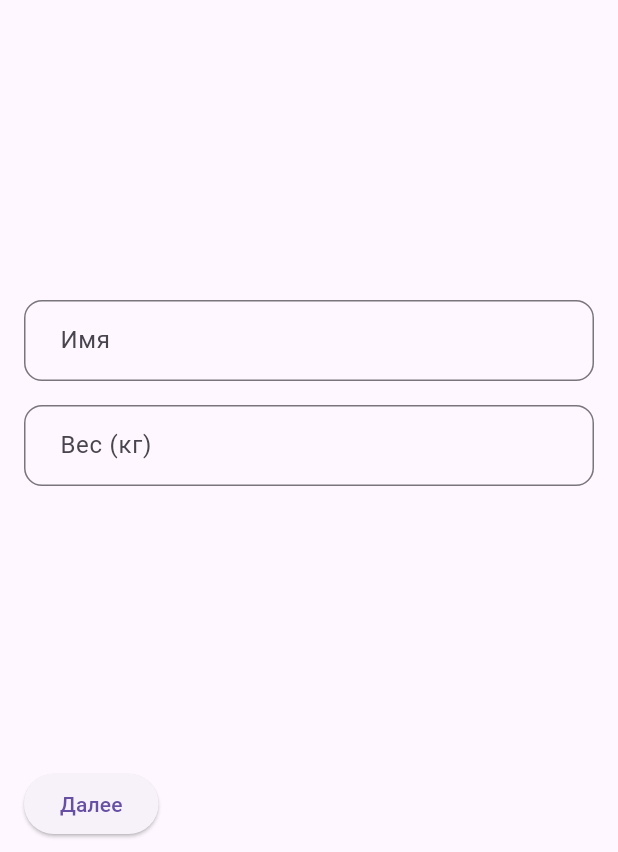
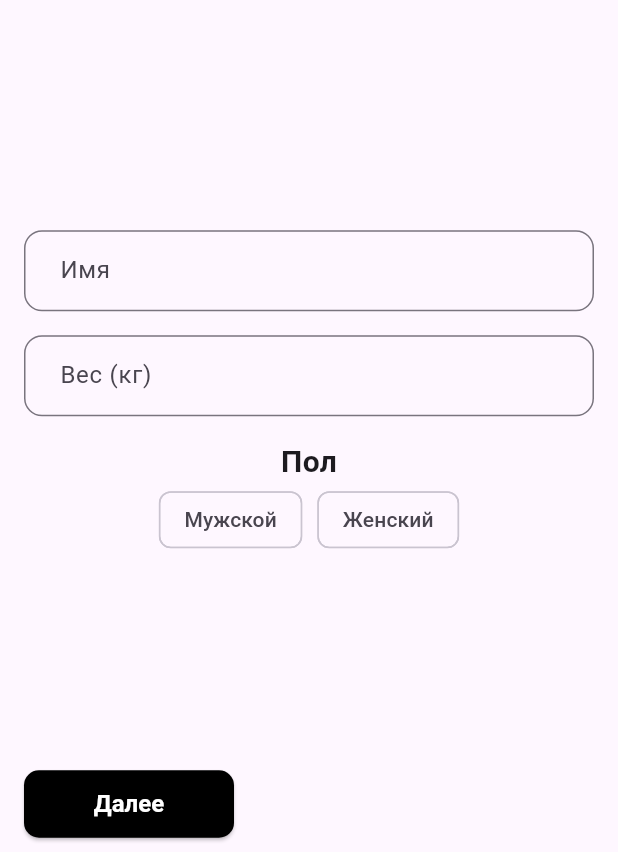
Before and after one commit to lon2graf/OnlyTestosteroneApp, a Flutter app: the RegistrationScreen screen opened by its route, swiped to page 2, on a phone screen of 412 x 824 dp, the part 384-1236 px from its top. Run offline on Flutter 3.47's test engine with Material 3 defaults, Android fonts, the phone set to English and light mode, and no system bars; our stand-ins replace flutter_dotenv, flutter_svg, go_router, supabase_flutter; accounts and stored records are empty.

Commit message:
Мелкие изменения в экране регистрации, добавил метод для определения уровня подготовки пользователя

```diff
--- a/lib/screens/register_screen.dart
+++ b/lib/screens/register_screen.dart
@@ -21,6 +21,7 @@ class _RegistrationScreenState extends State<RegistrationScreen> {
   final _weightController = TextEditingController();
 
   String? _selectedLevel;
+  String? _selectedGender;
 
   @override
   void dispose() {
@@ -108,6 +109,36 @@ class _RegistrationScreenState extends State<RegistrationScreen> {
             controller: _weightController,
             keyboardType: TextInputType.number,
           ),
+          const SizedBox(height: 16),
+          const Text(
+            'Пол',
+            style: TextStyle(fontSize: 20, fontWeight: FontWeight.bold),
+          ),
+          // Выбор пола
+          Row(
+            mainAxisAlignment: MainAxisAlignment.center,
+            children: [
+              ChoiceChip(
+                label: const Text('Мужской'),
+                selected: _selectedGender == 'Мужской',
+                onSelected: (selected) {
+                  setState(() {
+                    _selectedGender = 'Мужской';
+                  });
+                },
+              ),
+              const SizedBox(width: 10),
+              ChoiceChip(
+                label: const Text('Женский'),
+                selected: _selectedGender == 'Женский',
+                onSelected: (selected) {
+                  setState(() {
+                    _selectedGender = 'Женский';
+                  });
+                },
+              ),
+            ],
+          ),
         ],
       ),
     );
@@ -151,22 +182,36 @@ class _RegistrationScreenState extends State<RegistrationScreen> {
             ElevatedButton(
               onPressed: () {
                 _pageController.previousPage(
-                    duration: const Duration(milliseconds: 300),
-                    curve: Curves.ease);
+                  duration: const Duration(milliseconds: 300),
+                  curve: Curves.ease,
+                );
                 setState(() {
                   _currentStep--;
                 });
               },
+              style: ElevatedButton.styleFrom(
+                minimumSize: const Size(140, 45), // Умеренный размер кнопки
+                backgroundColor: Colors.black, // Чёрный фон
+                foregroundColor: Colors.white, // Белый текст
+                textStyle: const TextStyle(
+                  fontSize: 16, // Чуть меньше размер текста
+                  fontWeight: FontWeight.w600,
+                ),
+                shape: RoundedRectangleBorder(
+                  borderRadius: BorderRadius.circular(10), // Скругление углов
+                ),
+              ),
               child: const Text("Назад"),
             ),
           ElevatedButton(
-            onPressed : () async {
+            onPressed: () async {
               bool isValidStep = await _validateStep();
               if (isValidStep) {
                 if (_currentStep < 2) {
                   _pageController.nextPage(
-                      duration: const Duration(milliseconds: 300),
-                      curve: Curves.ease);
+                    duration: const Duration(milliseconds: 300),
+                    curve: Curves.ease,
+                  );
                   setState(() {
                     _currentStep++;
                   });
@@ -175,6 +220,18 @@ class _RegistrationScreenState extends State<RegistrationScreen> {
                 }
               }
             },
+            style: ElevatedButton.styleFrom(
+              minimumSize: const Size(140, 45), // Умеренный размер кнопки
+              backgroundColor: Colors.black, // Чёрный фон
+              foregroundColor: Colors.white, // Белый текст
+              textStyle: const TextStyle(
+                fontSize: 16, // Чуть меньше размер текста
+                fontWeight: FontWeight.w600,
+              ),
+              shape: RoundedRectangleBorder(
+                borderRadius: BorderRadius.circular(10), // Скругление углов
+              ),
+            ),
             child: Text(_currentStep < 2 ? "Далее" : "Завершить"),
           ),
         ],
@@ -208,6 +265,10 @@ class _RegistrationScreenState extends State<RegistrationScreen> {
         _showError("Вес должен быть числом.");
         return false;
       }
+      if (_selectedGender == null) {
+        _showError("Пожалуйста, выберите пол.");
+        return false;
+      }
     } else if (_currentStep == 2) {
       if (_selectedLevel == null) {
         _showError("Пожалуйста, выберите уровень подготовки.");
```
Also changed, not shown: lib/services/user_services.dart (+41 -0 lines).
